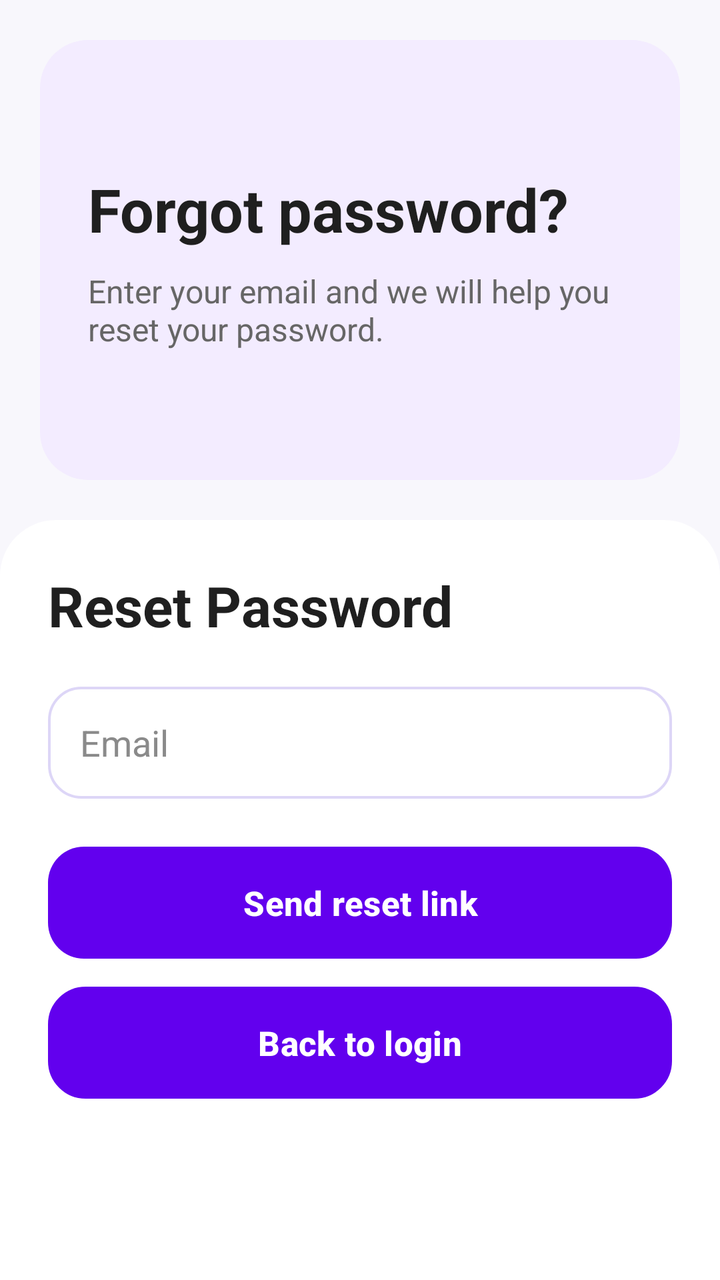
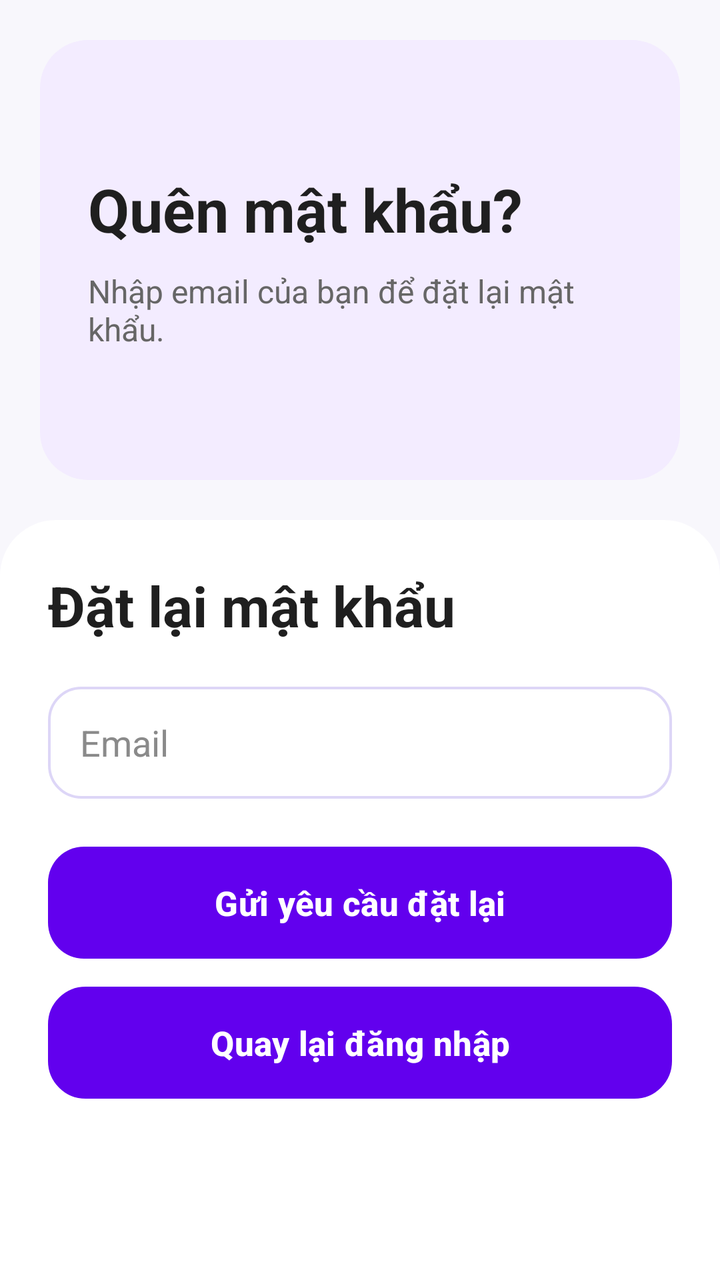

The first picture is an Android layout as it rendered before a commit; the second is the same layout after the commit. The layout source and the unified diff follow.
<!-- AndroidManifest.xml: application theme Theme.MyApplication -->
<!-- res/layout/fragment_forgot_password.xml -->
<?xml version="1.0" encoding="utf-8"?>
<LinearLayout xmlns:android="http://schemas.android.com/apk/res/android"
    android:layout_width="match_parent"
    android:layout_height="match_parent"
    android:background="#F8F7FC"
    android:orientation="vertical">

    <LinearLayout
        android:layout_width="match_parent"
        android:layout_height="220dp"
        android:layout_margin="20dp"
        android:background="@drawable/bg_auth_top_card"
        android:gravity="center_vertical"
        android:orientation="vertical"
        android:padding="24dp">

        <TextView
            android:layout_width="wrap_content"
            android:layout_height="wrap_content"
            android:text="Forgot password?"
            android:textColor="#1F1F1F"
            android:textSize="30sp"
            android:textStyle="bold" />

        <TextView
            android:layout_width="wrap_content"
            android:layout_height="wrap_content"
            android:layout_marginTop="10dp"
            android:text="Enter your email and we will help you reset your password."
            android:textColor="#666666"
            android:textSize="16sp" />
    </LinearLayout>

    <LinearLayout
        android:layout_width="match_parent"
        android:layout_height="0dp"
        android:layout_weight="1"
        android:background="@drawable/bg_auth_container"
        android:orientation="vertical"
        android:padding="24dp">

        <TextView
            android:layout_width="wrap_content"
            android:layout_height="wrap_content"
            android:text="Reset Password"
            android:textColor="#1F1F1F"
            android:textSize="28sp"
            android:textStyle="bold" />

        <EditText
            android:id="@+id/edtEmail"
            android:layout_width="match_parent"
            android:layout_height="56dp"
            android:layout_marginTop="22dp"
            android:background="@drawable/bg_auth_input"
            android:hint="Email"
            android:inputType="textEmailAddress"
            android:paddingHorizontal="16dp"
            android:textColor="#1F1F1F"
            android:textColorHint="#8A8A8A" />

        <Button
            android:id="@+id/btnSendReset"
            android:layout_width="match_parent"
            android:layout_height="56dp"
            android:layout_marginTop="24dp"
            android:background="@drawable/bg_auth_primary_button"
            android:text="Send reset link"
            android:textAllCaps="false"
            android:textColor="#FFFFFF"
            android:textSize="17sp"
            android:textStyle="bold" />

        <Button
            android:id="@+id/btnBackToLogin"
            android:layout_width="match_parent"
            android:layout_height="56dp"
            android:layout_marginTop="14dp"
            android:background="@drawable/bg_auth_outline_button"
            android:text="Back to login"
            android:textAllCaps="false"
            android:textColor="#FFFFFF"
            android:textSize="17sp"
            android:textStyle="bold" />

    </LinearLayout>
</LinearLayout>
<!-- resources referenced by this layout -->
<resources>
  <!-- drawable bg_auth_container (drawable) -->
  <?xml version="1.0" encoding="utf-8"?>
  <shape xmlns:android="http://schemas.android.com/apk/res/android">
      <solid android:color="#FFFFFF" />
      <corners
          android:topLeftRadius="28dp"
          android:topRightRadius="28dp"
          android:bottomLeftRadius="0dp"
          android:bottomRightRadius="0dp" />
  </shape>
  <!-- drawable bg_auth_input (drawable) -->
  <?xml version="1.0" encoding="utf-8"?>
  <shape xmlns:android="http://schemas.android.com/apk/res/android">
      <solid android:color="#FFFFFF" />
      <corners android:radius="16dp" />
      <stroke
          android:width="1.2dp"
          android:color="#DDD6F7" />
      <padding
          android:left="16dp"
          android:top="14dp"
          android:right="16dp"
          android:bottom="14dp" />
  </shape>
  <!-- drawable bg_auth_outline_button (drawable) -->
  <?xml version="1.0" encoding="utf-8"?>
  <shape xmlns:android="http://schemas.android.com/apk/res/android">
      <solid android:color="#FFFFFF" />
      <corners android:radius="18dp" />
      <stroke
          android:width="1.5dp"
          android:color="#C9B8FF" />
  </shape>
  <!-- drawable bg_auth_primary_button (drawable) -->
  <?xml version="1.0" encoding="utf-8"?>
  <shape xmlns:android="http://schemas.android.com/apk/res/android">
      <gradient
          android:angle="0"
          android:startColor="#6C2BFF"
          android:endColor="#8A56FF" />
      <corners android:radius="18dp" />
  </shape>
  <!-- drawable bg_auth_top_card (drawable) -->
  <?xml version="1.0" encoding="utf-8"?>
  <shape xmlns:android="http://schemas.android.com/apk/res/android">
      <solid android:color="#F3ECFF" />
      <corners android:radius="24dp" />
  </shape>
  <style name="Theme.MyApplication" parent="Theme.Material3.DayNight.NoActionBar">
          
          <item name="colorPrimary">@color/primary_color</item>
          <item name="colorPrimaryVariant">@color/primary_variant</item>
          <item name="colorOnPrimary">@color/white</item>
          <item name="colorSecondary">@color/secondary_color</item>
          <item name="colorOnSecondary">@color/black</item>
          <item name="colorError">@color/error_color</item>
          <item name="colorOnError">@color/white</item>
          <item name="colorSurface">@color/surface_color</item>
          <item name="colorOnSurface">@color/primary_text</item>
          <item name="android:colorBackground">@color/background_color</item>
          <item name="colorOnBackground">@color/primary_text</item>
      </style>
  <color name="primary_color">#FF6200EE</color>
  <color name="primary_variant">#FF3700B3</color>
  <color name="white">#FFFFFFFF</color>
  <color name="secondary_color">#FF03DAC5</color>
  <color name="black">#FF000000</color>
  <color name="error_color">#FFB00020</color>
  <color name="surface_color">#FFFFFFFF</color>
  <color name="primary_text">#FF212121</color>
  <color name="background_color">#FFF5F5F5</color>
</resources>

<!-- the commit's change to res/layout/fragment_forgot_password.xml (unified diff, before → after) -->
@@ -17,7 +17,7 @@
         <TextView
             android:layout_width="wrap_content"
             android:layout_height="wrap_content"
-            android:text="Forgot password?"
+            android:text="@string/forgot_password"
             android:textColor="#1F1F1F"
             android:textSize="30sp"
             android:textStyle="bold" />
@@ -26,9 +26,10 @@
             android:layout_width="wrap_content"
             android:layout_height="wrap_content"
             android:layout_marginTop="10dp"
-            android:text="Enter your email and we will help you reset your password."
+            android:text="@string/forgot_password_subtitle"
             android:textColor="#666666"
             android:textSize="16sp" />
+
     </LinearLayout>
 
     <LinearLayout
@@ -42,7 +43,7 @@
         <TextView
             android:layout_width="wrap_content"
             android:layout_height="wrap_content"
-            android:text="Reset Password"
+            android:text="@string/reset_password"
             android:textColor="#1F1F1F"
             android:textSize="28sp"
             android:textStyle="bold" />
@@ -53,7 +54,7 @@
             android:layout_height="56dp"
             android:layout_marginTop="22dp"
             android:background="@drawable/bg_auth_input"
-            android:hint="Email"
+            android:hint="@string/email"
             android:inputType="textEmailAddress"
             android:paddingHorizontal="16dp"
             android:textColor="#1F1F1F"
@@ -65,7 +66,7 @@
             android:layout_height="56dp"
             android:layout_marginTop="24dp"
             android:background="@drawable/bg_auth_primary_button"
-            android:text="Send reset link"
+            android:text="@string/send_reset_link"
             android:textAllCaps="false"
             android:textColor="#FFFFFF"
             android:textSize="17sp"
@@ -77,11 +78,12 @@
             android:layout_height="56dp"
             android:layout_marginTop="14dp"
             android:background="@drawable/bg_auth_outline_button"
-            android:text="Back to login"
+            android:text="@string/back_to_login"
             android:textAllCaps="false"
             android:textColor="#FFFFFF"
             android:textSize="17sp"
             android:textStyle="bold" />
 
     </LinearLayout>
+
 </LinearLayout>
<!-- resource entries referenced after the edit -->
@@ -48,6 +48,12 @@
       <solid android:color="#F3ECFF" />
       <corners android:radius="24dp" />
   </shape>
+  <string name="back_to_login">Quay lại đăng nhập</string>
+  <string name="email">Email</string>
+  <string name="forgot_password">Quên mật khẩu?</string>
+  <string name="forgot_password_subtitle">Nhập email của bạn để đặt lại mật khẩu.</string>
+  <string name="reset_password">Đặt lại mật khẩu</string>
+  <string name="send_reset_link">Gửi yêu cầu đặt lại</string>
   <style name="Theme.MyApplication" parent="Theme.Material3.DayNight.NoActionBar">
           
           <item name="colorPrimary">@color/primary_color</item>
